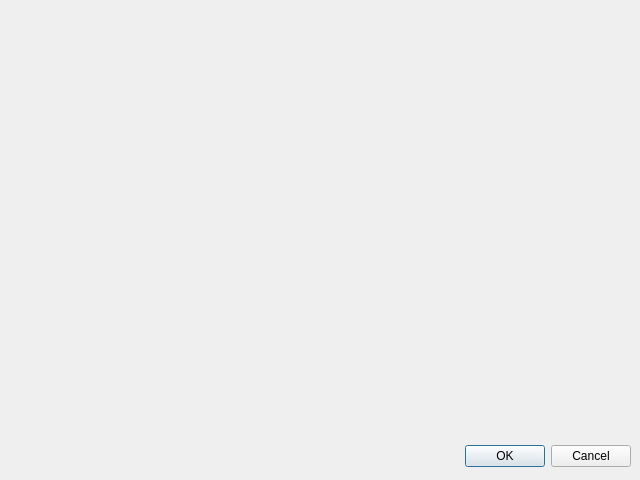
gospodarka-przestrzenna/road_project, file dialog.ui: the form before one commit.
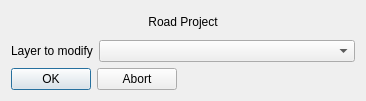
The form after the commit.

Diff of the .ui file:
```diff
--- a/dialog.ui
+++ b/dialog.ui
@@ -6,29 +6,80 @@
    <rect>
     <x>0</x>
     <y>0</y>
-    <width>640</width>
-    <height>480</height>
+    <width>366</width>
+    <height>101</height>
    </rect>
   </property>
+  <property name="maximumSize">
+   <size>
+    <width>16777215</width>
+    <height>16777215</height>
+   </size>
+  </property>
   <property name="windowTitle">
    <string>Dialog</string>
   </property>
-  <widget class="QDialogButtonBox" name="buttonBox">
-   <property name="geometry">
-    <rect>
-     <x>10</x>
-     <y>440</y>
-     <width>621</width>
-     <height>32</height>
-    </rect>
-   </property>
-   <property name="orientation">
-    <enum>Qt::Horizontal</enum>
-   </property>
-   <property name="standardButtons">
-    <set>QDialogButtonBox::Cancel|QDialogButtonBox::Ok</set>
-   </property>
-  </widget>
+  <layout class="QVBoxLayout" name="verticalLayout">
+   <item>
+    <widget class="QLabel" name="CaptionLabel">
+     <property name="font">
+      <font>
+       <pointsize>9</pointsize>
+      </font>
+     </property>
+     <property name="layoutDirection">
+      <enum>Qt::LeftToRight</enum>
+     </property>
+     <property name="text">
+      <string>&lt;html&gt;&lt;head/&gt;&lt;body&gt;&lt;p&gt;Road Project&lt;/p&gt;&lt;/body&gt;&lt;/html&gt;</string>
+     </property>
+     <property name="alignment">
+      <set>Qt::AlignCenter</set>
+     </property>
+    </widget>
+   </item>
+   <item>
+    <layout class="QHBoxLayout" name="horizontalLayout" stretch="0,1">
+     <item>
+      <widget class="QLabel" name="ComboDesc">
+       <property name="maximumSize">
+        <size>
+         <width>200</width>
+         <height>16777215</height>
+        </size>
+       </property>
+       <property name="text">
+        <string>&lt;html&gt;&lt;head/&gt;&lt;body&gt;&lt;p&gt;Layer to modify&lt;/p&gt;&lt;/body&gt;&lt;/html&gt;</string>
+       </property>
+      </widget>
+     </item>
+     <item>
+      <widget class="QComboBox" name="LayersCombo">
+       <property name="toolTip">
+        <string>Choose Layer</string>
+       </property>
+       <property name="statusTip">
+        <string/>
+       </property>
+       <property name="currentText">
+        <string/>
+       </property>
+      </widget>
+     </item>
+    </layout>
+   </item>
+   <item>
+    <layout class="QHBoxLayout" name="horizontalLayout_2">
+     <item alignment="Qt::AlignLeft">
+      <widget class="QDialogButtonBox" name="buttonBox">
+       <property name="standardButtons">
+        <set>QDialogButtonBox::Abort|QDialogButtonBox::Ok</set>
+       </property>
+      </widget>
+     </item>
+    </layout>
+   </item>
+  </layout>
  </widget>
  <resources/>
  <connections>
```
Left out of the diff: 35 changed lines with no effect on the pictures.
